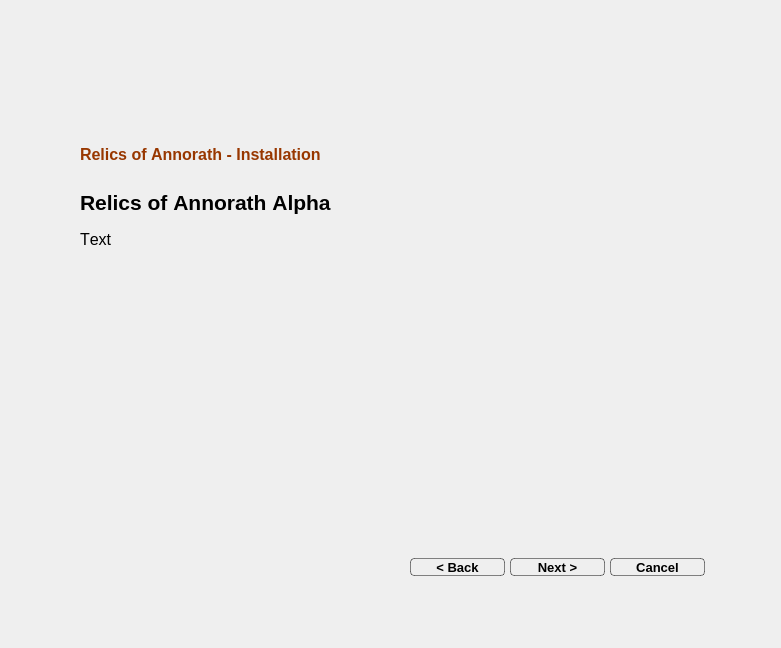
Before: the Qt Designer form src/ui/roamainwidget.ui in Lerentis/ROAI, drawn with Qt 5.
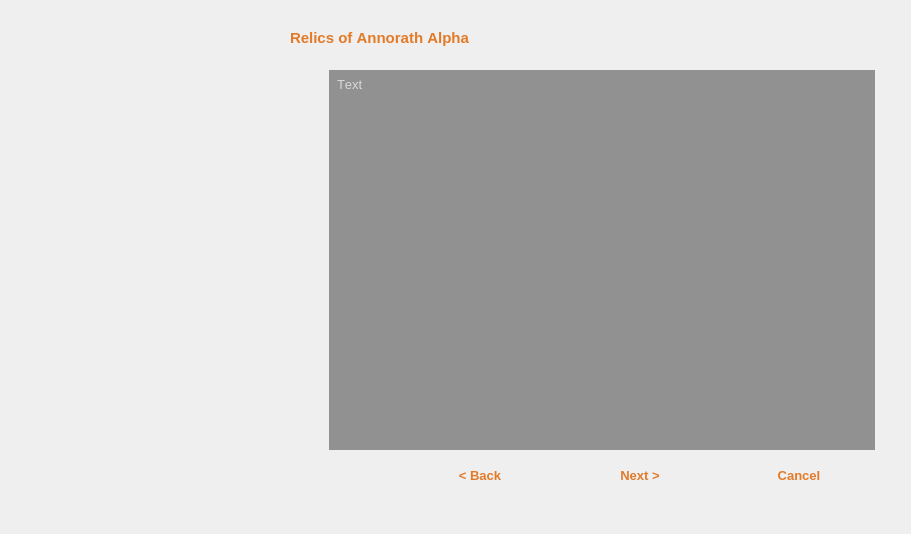
After: the same form once the commit is applied. Icons and pictures are not drawn.

The edit to the form file:
```diff
--- a/src/ui/roamainwidget.ui
+++ b/src/ui/roamainwidget.ui
@@ -6,8 +6,8 @@
    <rect>
     <x>0</x>
     <y>0</y>
-    <width>781</width>
-    <height>648</height>
+    <width>911</width>
+    <height>534</height>
    </rect>
   </property>
   <property name="windowTitle">
@@ -18,8 +18,8 @@
     <rect>
      <x>2</x>
      <y>0</y>
-     <width>769</width>
-     <height>649</height>
+     <width>901</width>
+     <height>531</height>
     </rect>
    </property>
    <property name="font">
@@ -34,52 +34,25 @@
     <string notr="true">background-image: url(:/images/background.png);</string>
    </property>
   </widget>
-  <widget class="QLabel" name="qlTitel">
-   <property name="geometry">
-    <rect>
-     <x>80</x>
-     <y>144</y>
-     <width>441</width>
-     <height>21</height>
-    </rect>
-   </property>
-   <property name="font">
-    <font>
-     <family>Ubuntu</family>
-     <pointsize>12</pointsize>
-     <weight>75</weight>
-     <bold>true</bold>
-     <stylestrategy>PreferAntialias</stylestrategy>
-     <kerning>false</kerning>
-    </font>
-   </property>
-   <property name="styleSheet">
-    <string notr="true">color: rgb(152, 55, 0);</string>
-   </property>
-   <property name="text">
-    <string>Relics of Annorath - Installation</string>
-   </property>
-  </widget>
   <widget class="QLabel" name="qlDesc">
    <property name="geometry">
     <rect>
-     <x>80</x>
-     <y>230</y>
-     <width>621</width>
-     <height>61</height>
+     <x>337</x>
+     <y>77</y>
+     <width>530</width>
+     <height>110</height>
     </rect>
    </property>
    <property name="font">
     <font>
      <family>Ubuntu</family>
-     <pointsize>12</pointsize>
+     <pointsize>10</pointsize>
      <stylestrategy>PreferAntialias</stylestrategy>
      <kerning>false</kerning>
     </font>
    </property>
    <property name="styleSheet">
-    <string notr="true">border: 0px;
-color: rgb(0, 0, 0);</string>
+    <string notr="true">color: rgb(216, 216, 216);</string>
    </property>
    <property name="text">
     <string>&lt;html&gt;&lt;head/&gt;&lt;body&gt;&lt;p&gt;Text&lt;/p&gt;&lt;/body&gt;&lt;/html&gt;</string>
@@ -94,34 +67,34 @@
   <widget class="QWidget" name="qwContent" native="true">
    <property name="geometry">
     <rect>
-     <x>80</x>
-     <y>290</y>
-     <width>621</width>
-     <height>241</height>
-    </rect>
-   </property>
-   <property name="font">
-    <font>
-     <family>Ubuntu</family>
-    </font>
-   </property>
-   <property name="styleSheet">
-    <string notr="true">color: rgb(0, 0, 0);</string>
-   </property>
-  </widget>
-  <widget class="QLabel" name="qlSubtitel">
-   <property name="geometry">
-    <rect>
-     <x>80</x>
+     <x>337</x>
      <y>190</y>
-     <width>631</width>
-     <height>31</height>
+     <width>520</width>
+     <height>250</height>
     </rect>
    </property>
    <property name="font">
     <font>
      <family>Ubuntu</family>
-     <pointsize>16</pointsize>
+    </font>
+   </property>
+   <property name="styleSheet">
+    <string notr="true">color: rgb(255, 255, 255);</string>
+   </property>
+  </widget>
+  <widget class="QLabel" name="qlSubtitel">
+   <property name="geometry">
+    <rect>
+     <x>290</x>
+     <y>29</y>
+     <width>590</width>
+     <height>30</height>
+    </rect>
+   </property>
+   <property name="font">
+    <font>
+     <family>Ubuntu</family>
+     <pointsize>11</pointsize>
      <weight>75</weight>
      <bold>true</bold>
      <stylestrategy>PreferAntialias</stylestrategy>
@@ -132,7 +105,7 @@
     <enum>Qt::LeftToRight</enum>
    </property>
    <property name="styleSheet">
-    <string notr="true">color: rgb(0, 0, 0);</string>
+    <string notr="true">color: #e27a28;</string>
    </property>
    <property name="text">
     <string>Relics of Annorath Alpha</string>
@@ -150,10 +123,10 @@
   <widget class="QPushButton" name="qbCancel">
    <property name="geometry">
     <rect>
-     <x>610</x>
-     <y>558</y>
-     <width>95</width>
-     <height>18</height>
+     <x>724</x>
+     <y>460</y>
+     <width>150</width>
+     <height>30</height>
     </rect>
    </property>
    <property name="font">
@@ -167,12 +140,9 @@
     </font>
    </property>
    <property name="styleSheet">
-    <string notr="true">background-color: rgb(255, 255, 255, 0);
-border-width:1px;
+    <string notr="true">border-width:0px;
 border-style:solid;
-border-radius:4px;
-border-color: rgba(0, 0, 0, 120);
-color: rgb(0, 0, 0);</string>
+color: #e27a28;</string>
    </property>
    <property name="text">
     <string>Cancel</string>
@@ -181,10 +151,10 @@
   <widget class="QPushButton" name="qpNext">
    <property name="geometry">
     <rect>
-     <x>510</x>
-     <y>558</y>
-     <width>95</width>
-     <height>18</height>
+     <x>565</x>
+     <y>460</y>
+     <width>150</width>
+     <height>30</height>
     </rect>
    </property>
    <property name="font">
@@ -198,12 +168,9 @@
     </font>
    </property>
    <property name="styleSheet">
-    <string notr="true">background-color: rgb(255, 255, 255, 0);
-border-width:1px;
+    <string notr="true">border-width:0px;
 border-style:solid;
-border-radius:4px;
-border-color: rgba(0, 0, 0, 120);
-color: rgb(0, 0, 0);</string>
+color: #e27a28;</string>
    </property>
    <property name="text">
     <string>Next &gt;</string>
@@ -212,10 +179,10 @@
   <widget class="QPushButton" name="qpBack">
    <property name="geometry">
     <rect>
-     <x>410</x>
-     <y>558</y>
-     <width>95</width>
-     <height>18</height>
+     <x>405</x>
+     <y>460</y>
+     <width>150</width>
+     <height>30</height>
     </rect>
    </property>
    <property name="font">
@@ -229,17 +196,46 @@
     </font>
    </property>
    <property name="styleSheet">
-    <string notr="true">background-color: rgb(255, 255, 255, 0);
-border-width:1px;
+    <string notr="true">border-width:0px;
 border-style:solid;
-border-radius:4px;
-border-color: rgba(0, 0, 0, 120);
-color: rgb(0, 0, 0);</string>
+color: #e27a28;</string>
    </property>
    <property name="text">
     <string>&lt; Back</string>
    </property>
   </widget>
+  <widget class="QLabel" name="qlPlaceholder">
+   <property name="geometry">
+    <rect>
+     <x>329</x>
+     <y>70</y>
+     <width>546</width>
+     <height>380</height>
+    </rect>
+   </property>
+   <property name="font">
+    <font>
+     <family>Ubuntu</family>
+     <pointsize>12</pointsize>
+     <stylestrategy>PreferAntialias</stylestrategy>
+     <kerning>false</kerning>
+    </font>
+   </property>
+   <property name="styleSheet">
+    <string notr="true">border: 0px;
+color: rgb(255, 255, 255);
+background-color: rgba(0,0,0,100);</string>
+   </property>
+   <property name="text">
+    <string>&lt;html&gt;&lt;head/&gt;&lt;body&gt;&lt;p&gt;&lt;br/&gt;&lt;/p&gt;&lt;/body&gt;&lt;/html&gt;</string>
+   </property>
+   <property name="alignment">
+    <set>Qt::AlignLeading|Qt::AlignLeft|Qt::AlignTop</set>
+   </property>
+   <property name="wordWrap">
+    <bool>true</bool>
+   </property>
+  </widget>
   <zorder>background</zorder>
   <zorder>qlTitel</zorder>
   <zorder>qlDesc</zorder>
```
Left out of the diff: 6 changed lines with no effect on the pictures.
